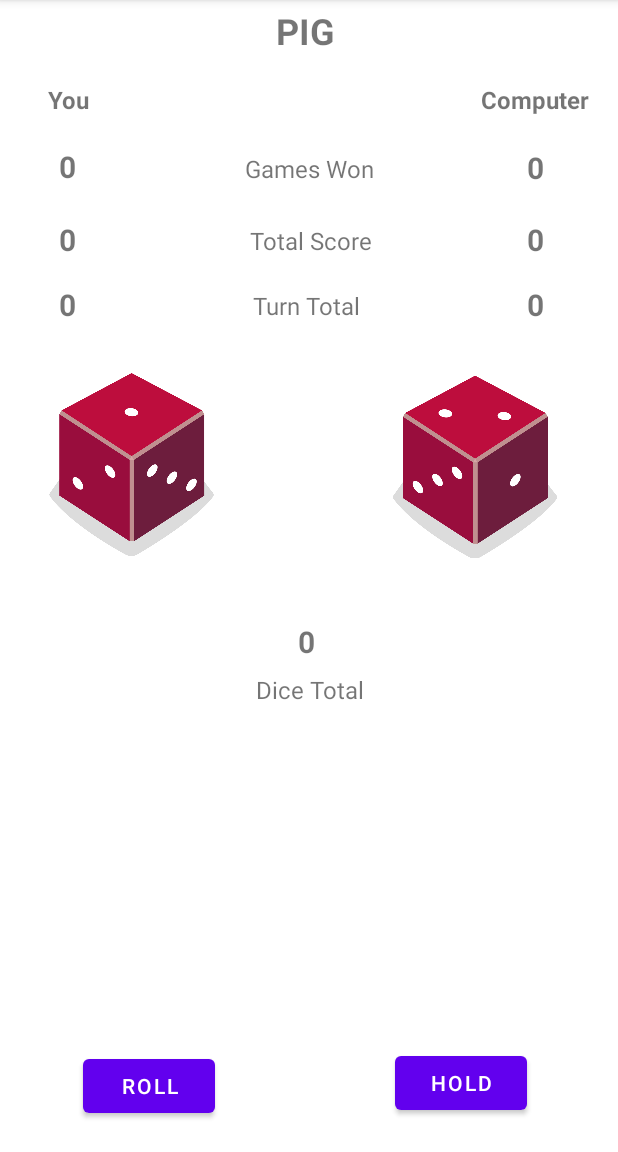
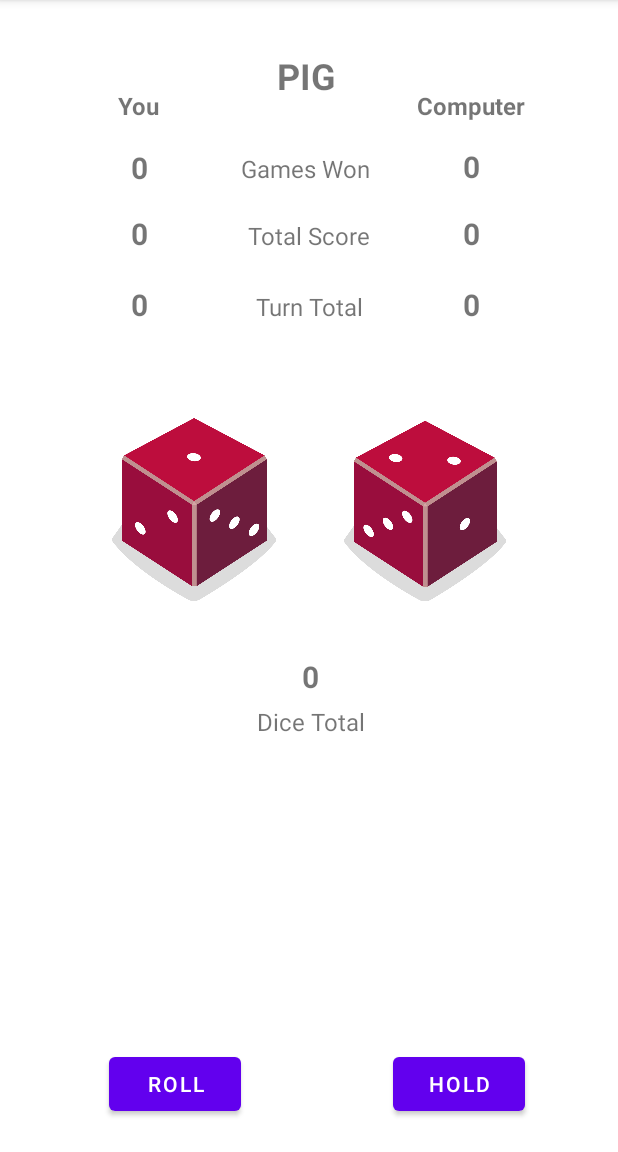
Before and after one commit to Inako215/pig-dice-android-app, an Android app: the screen it shows after launch (MainActivity), on a phone screen of 412 x 824 dp, the part 84-1236 px from its top. Run offline under Robolectric (Android 15) with nearby library versions, the phone set to English and light mode, and no system bars.

Commit message:
Updated layout contraints

```diff
--- a/app/src/main/res/layout/activity_main.xml
+++ b/app/src/main/res/layout/activity_main.xml
@@ -10,11 +10,12 @@
         android:id="@+id/tvPigHeader"
         android:layout_width="44dp"
         android:layout_height="33dp"
-        android:layout_marginTop="4dp"
         android:text="@string/PIG"
         android:textSize="24sp"
         android:textStyle="bold"
+        app:layout_constraintBottom_toTopOf="@+id/tvGamesWon"
         app:layout_constraintEnd_toEndOf="parent"
+        app:layout_constraintHorizontal_bias="0.501"
         app:layout_constraintStart_toStartOf="parent"
         app:layout_constraintTop_toTopOf="parent" />
 
@@ -22,35 +23,36 @@
         android:id="@+id/tvYou"
         android:layout_width="wrap_content"
         android:layout_height="wrap_content"
-        android:layout_marginStart="32dp"
-        android:layout_marginTop="55dp"
         android:text="You"
         android:textSize="16sp"
         android:textStyle="bold"
-        app:layout_constraintStart_toStartOf="parent"
-        app:layout_constraintTop_toTopOf="parent" />
+        app:layout_constraintBaseline_toBaselineOf="@+id/tvComputer"
+        app:layout_constraintEnd_toStartOf="@+id/tvPigHeader"
+        app:layout_constraintStart_toStartOf="parent" />
 
     <TextView
         android:id="@+id/tvComputer"
         android:layout_width="wrap_content"
         android:layout_height="wrap_content"
-        android:layout_marginTop="55dp"
-        android:layout_marginEnd="19dp"
         android:text="Computer"
         android:textSize="16sp"
         android:textStyle="bold"
+        app:layout_constraintBottom_toTopOf="@+id/tvComputerGamesWon"
         app:layout_constraintEnd_toEndOf="parent"
-        app:layout_constraintTop_toTopOf="parent" />
+        app:layout_constraintHorizontal_bias="0.446"
+        app:layout_constraintStart_toEndOf="@+id/tvPigHeader"
+        app:layout_constraintTop_toTopOf="parent"
+        app:layout_constraintVertical_bias="0.786" />
 
     <TextView
         android:id="@+id/tvYouGamesWon"
         android:layout_width="wrap_content"
         android:layout_height="wrap_content"
-        android:layout_marginStart="7dp"
-        android:layout_marginTop="20dp"
         android:text="0"
         android:textSize="20sp"
         android:textStyle="bold"
+        app:layout_constraintBottom_toTopOf="@+id/tvYouTotalScore"
+        app:layout_constraintEnd_toEndOf="@+id/tvYou"
         app:layout_constraintStart_toStartOf="@+id/tvYou"
         app:layout_constraintTop_toBottomOf="@+id/tvYou" />
 
@@ -58,70 +60,71 @@
         android:id="@+id/tvYouTotalScore"
         android:layout_width="wrap_content"
         android:layout_height="wrap_content"
-        android:layout_marginTop="21dp"
         android:text="0"
         android:textSize="20sp"
         android:textStyle="bold"
-        app:layout_constraintStart_toStartOf="@+id/tvYouGamesWon"
-        app:layout_constraintTop_toBottomOf="@+id/tvYouGamesWon" />
+        app:layout_constraintBaseline_toBaselineOf="@+id/tvTotalScore"
+        app:layout_constraintEnd_toEndOf="@+id/tvYouGamesWon"
+        app:layout_constraintHorizontal_bias="0.0"
+        app:layout_constraintStart_toStartOf="@+id/tvYouGamesWon" />
 
     <TextView
         android:id="@+id/tvTotalScore"
         android:layout_width="wrap_content"
         android:layout_height="wrap_content"
-        android:layout_marginTop="26dp"
-        android:layout_marginEnd="1dp"
         android:text="Total Score"
         android:textSize="16sp"
-        app:layout_constraintEnd_toEndOf="@+id/tvGamesWon"
-        app:layout_constraintTop_toBottomOf="@+id/tvGamesWon" />
+        app:layout_constraintBaseline_toBaselineOf="@+id/tvComputerTotalScore"
+        app:layout_constraintEnd_toStartOf="@+id/tvComputerTotalScore"
+        app:layout_constraintHorizontal_bias="0.519"
+        app:layout_constraintStart_toEndOf="@+id/tvYouTotalScore" />
 
     <TextView
         android:id="@+id/tvGamesWon"
         android:layout_width="wrap_content"
         android:layout_height="wrap_content"
-        android:layout_marginTop="64dp"
         android:text="Games Won"
         android:textSize="16sp"
-        app:layout_constraintEnd_toEndOf="parent"
-        app:layout_constraintStart_toStartOf="parent"
-        app:layout_constraintTop_toBottomOf="@+id/tvPigHeader" />
+        app:layout_constraintBaseline_toBaselineOf="@+id/tvComputerGamesWon"
+        app:layout_constraintEnd_toStartOf="@+id/tvComputerGamesWon"
+        app:layout_constraintStart_toEndOf="@+id/tvYouGamesWon" />
 
     <TextView
         android:id="@+id/tvYouTurnTotal"
         android:layout_width="wrap_content"
         android:layout_height="wrap_content"
-        android:layout_marginTop="16dp"
         android:text="0"
         android:textSize="20sp"
         android:textStyle="bold"
+        app:layout_constraintBottom_toTopOf="@+id/ivDice1"
+        app:layout_constraintEnd_toEndOf="@+id/tvYouTotalScore"
+        app:layout_constraintHorizontal_bias="1.0"
         app:layout_constraintStart_toStartOf="@+id/tvYouTotalScore"
-        app:layout_constraintTop_toBottomOf="@+id/tvYouTotalScore" />
+        app:layout_constraintTop_toBottomOf="@+id/tvYouTotalScore"
+        app:layout_constraintVertical_bias="0.246" />
 
     <TextView
         android:id="@+id/tvTurnTotal"
         android:layout_width="wrap_content"
         android:layout_height="wrap_content"
-        android:layout_marginStart="2dp"
-        android:layout_marginTop="21dp"
         android:text="Turn Total"
         android:textSize="16sp"
-        app:layout_constraintStart_toStartOf="@+id/tvTotalScore"
-        app:layout_constraintTop_toBottomOf="@+id/tvTotalScore" />
+        app:layout_constraintBaseline_toBaselineOf="@+id/tvComputerTurnTotal"
+        app:layout_constraintEnd_toEndOf="@+id/tvTotalScore"
+        app:layout_constraintStart_toStartOf="@+id/tvTotalScore" />
 
     <TextView
         android:id="@+id/tvComputerGamesWon"
-        android:layout_width="11dp"
-        android:layout_height="25dp"
-        android:layout_marginTop="93dp"
-        android:layout_marginBottom="93dp"
+        android:layout_width="wrap_content"
+        android:layout_height="wrap_content"
         android:text="0"
         android:textSize="20sp"
         android:textStyle="bold"
-        app:layout_constraintBottom_toBottomOf="@+id/tvComputerTurnTotal"
+        app:layout_constraintBottom_toTopOf="@+id/tvComputerTotalScore"
         app:layout_constraintEnd_toEndOf="@+id/tvComputer"
         app:layout_constraintStart_toStartOf="@+id/tvComputer"
-        app:layout_constraintTop_toTopOf="@+id/tvPigHeader" />
+        app:layout_constraintTop_toTopOf="parent"
+        app:layout_constraintVertical_bias="0.848" />
 
     <TextView
         android:id="@+id/tvComputerTotalScore"
@@ -130,94 +133,100 @@
         android:text="0"
         android:textSize="20sp"
         android:textStyle="bold"
-        app:layout_constraintBottom_toBottomOf="@+id/tvYouTotalScore"
+        app:layout_constraintBottom_toTopOf="@+id/ivDice2"
+        app:layout_constraintEnd_toEndOf="@+id/tvComputerGamesWon"
+        app:layout_constraintHorizontal_bias="1.0"
         app:layout_constraintStart_toStartOf="@+id/tvComputerGamesWon"
-        app:layout_constraintTop_toTopOf="@+id/tvYouTotalScore" />
+        app:layout_constraintTop_toTopOf="parent"
+        app:layout_constraintVertical_bias="0.566" />
 
     <TextView
         android:id="@+id/tvComputerTurnTotal"
         android:layout_width="wrap_content"
         android:layout_height="wrap_content"
-        android:layout_marginTop="16dp"
+        android:layout_marginBottom="24dp"
         android:text="0"
         android:textSize="20sp"
         android:textStyle="bold"
+        app:layout_constraintBottom_toTopOf="@+id/ivDice2"
+        app:layout_constraintEnd_toEndOf="@+id/tvComputerTotalScore"
+        app:layout_constraintHorizontal_bias="0.0"
         app:layout_constraintStart_toStartOf="@+id/tvComputerTotalScore"
-        app:layout_constraintTop_toBottomOf="@+id/tvComputerTotalScore" />
+        app:layout_constraintTop_toBottomOf="@+id/tvComputerTotalScore"
+        app:layout_constraintVertical_bias="0.344" />
 
     <TextView
         android:id="@+id/tvScore"
         android:layout_width="wrap_content"
         android:layout_height="wrap_content"
-        android:layout_marginStart="28dp"
-        android:layout_marginBottom="7dp"
         android:text="0"
         android:textSize="20sp"
         android:textStyle="bold"
         app:layout_constraintBottom_toTopOf="@+id/tvDiceTotal"
-        app:layout_constraintStart_toStartOf="@+id/tvDiceTotal" />
+        app:layout_constraintEnd_toEndOf="@+id/ivDice2"
+        app:layout_constraintHorizontal_bias="0.507"
+        app:layout_constraintStart_toStartOf="@+id/ivDice1"
+        app:layout_constraintTop_toBottomOf="@+id/ivDice1"
+        app:layout_constraintVertical_bias="0.878" />
 
     <TextView
         android:id="@+id/tvDiceTotal"
         android:layout_width="wrap_content"
         android:layout_height="wrap_content"
-        android:layout_marginTop="259dp"
-        android:layout_marginEnd="19dp"
-        android:layout_marginBottom="259dp"
         android:text="Dice Total"
         android:textSize="16sp"
-        app:layout_constraintBottom_toBottomOf="@+id/btnRoll"
-        app:layout_constraintEnd_toStartOf="@+id/ivDice2"
-        app:layout_constraintTop_toBottomOf="@+id/tvTotalScore" />
+        app:layout_constraintBottom_toBottomOf="parent"
+        app:layout_constraintEnd_toEndOf="@+id/ivDice2"
+        app:layout_constraintHorizontal_bias="0.51"
+        app:layout_constraintStart_toStartOf="@+id/ivDice1"
+        app:layout_constraintTop_toBottomOf="@+id/ivDice1"
+        app:layout_constraintVertical_bias="0.201" />
 
     <Button
         android:id="@+id/btnRoll"
         android:layout_width="wrap_content"
         android:layout_height="wrap_content"
-        android:layout_marginStart="24dp"
-        android:layout_marginEnd="24dp"
-        android:layout_marginBottom="20dp"
         android:text="ROLL"
         app:layout_constraintBottom_toBottomOf="parent"
-        app:layout_constraintEnd_toStartOf="@+id/tvTotalScore"
-        app:layout_constraintStart_toStartOf="@+id/tvYou" />
+        app:layout_constraintEnd_toStartOf="@+id/btnHold"
+        app:layout_constraintHorizontal_bias="0.416"
+        app:layout_constraintStart_toStartOf="parent"
+        app:layout_constraintTop_toBottomOf="@+id/ivDice1"
+        app:layout_constraintVertical_bias="0.934" />
 
     <Button
         android:id="@+id/btnHold"
         android:layout_width="wrap_content"
         android:layout_height="wrap_content"
-        android:layout_marginStart="19dp"
-        android:layout_marginEnd="19dp"
-        android:layout_marginBottom="22dp"
         android:text="HOLD"
         app:layout_constraintBottom_toBottomOf="parent"
-        app:layout_constraintEnd_toEndOf="@+id/ivDice2"
-        app:layout_constraintStart_toEndOf="@+id/tvDiceTotal" />
+        app:layout_constraintEnd_toEndOf="parent"
+        app:layout_constraintHorizontal_bias="0.808"
+        app:layout_constraintStart_toStartOf="parent"
+        app:layout_constraintTop_toBottomOf="@+id/ivDice2"
+        app:layout_constraintVertical_bias="0.932" />
 
     <ImageView
         android:id="@+id/ivDice1"
-        android:layout_width="0dp"
+        android:layout_width="112dp"
         android:layout_height="122dp"
-        android:layout_marginTop="90dp"
-        android:layout_marginBottom="91dp"
-        app:layout_constraintBottom_toBottomOf="@+id/tvDiceTotal"
-        app:layout_constraintEnd_toEndOf="@+id/btnRoll"
-        app:layout_constraintStart_toStartOf="@+id/tvYou"
-        app:layout_constraintTop_toTopOf="@+id/tvTotalScore"
+        app:layout_constraintBottom_toBottomOf="@+id/ivDice2"
+        app:layout_constraintEnd_toStartOf="@+id/tvTurnTotal"
+        app:layout_constraintStart_toStartOf="@+id/tvYouTurnTotal"
+        app:layout_constraintTop_toTopOf="@+id/ivDice2"
+        app:layout_constraintVertical_bias="0.0"
         app:srcCompat="@drawable/dice_1" />
 
     <ImageView
         android:id="@+id/ivDice2"
-        android:layout_width="0dp"
+        android:layout_width="108dp"
         android:layout_height="124dp"
-        android:layout_marginStart="22dp"
-        android:layout_marginTop="67dp"
-        android:layout_marginEnd="21dp"
-        android:layout_marginBottom="67dp"
-        app:layout_constraintBottom_toTopOf="@+id/tvDiceTotal"
-        app:layout_constraintEnd_toEndOf="@+id/tvComputer"
+        app:layout_constraintBottom_toBottomOf="parent"
+        app:layout_constraintEnd_toEndOf="@+id/tvComputerTurnTotal"
+        app:layout_constraintHorizontal_bias="0.43"
         app:layout_constraintStart_toEndOf="@+id/tvTurnTotal"
-        app:layout_constraintTop_toBottomOf="@+id/tvComputerTotalScore"
+        app:layout_constraintTop_toTopOf="parent"
+        app:layout_constraintVertical_bias="0.433"
         app:srcCompat="@drawable/dice_2" />
 
 </androidx.constraintlayout.widget.ConstraintLayout>
```
